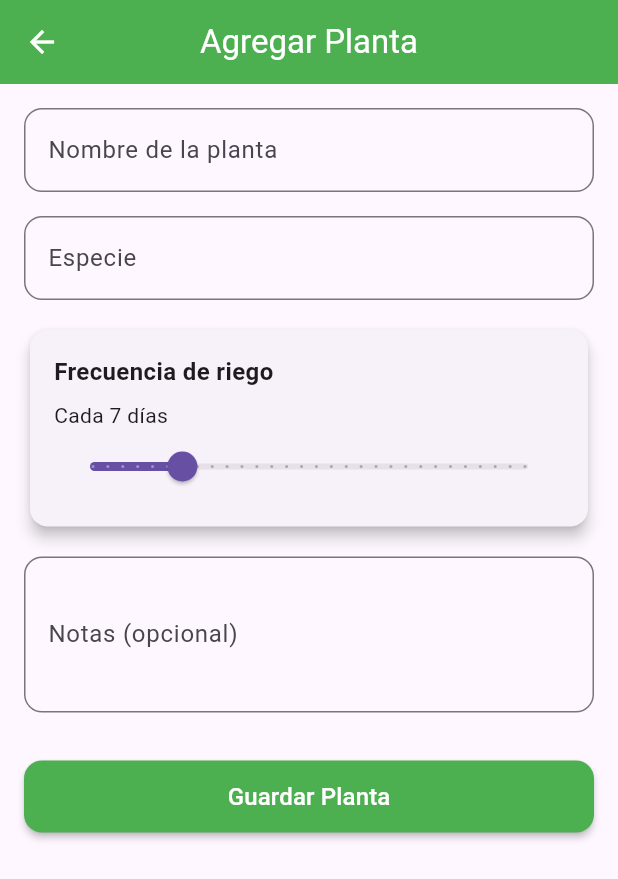
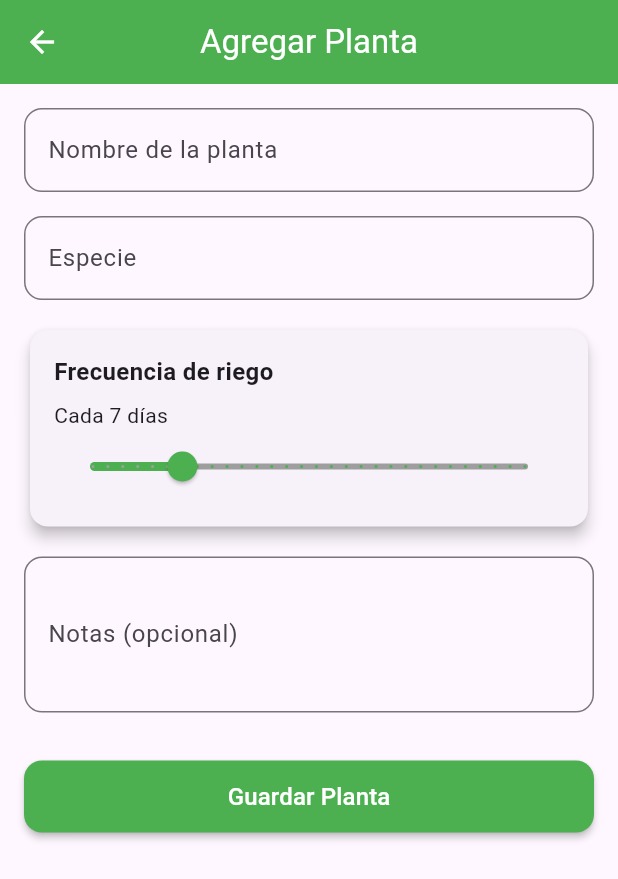
Before and after one commit to leonardouwz/Parmenia_FloweDex, a Flutter app: the AddPlantScreen screen opened directly, on a phone screen of 412 x 824 dp. Shown: the top 879 px of the screen. Run offline on Flutter 3.47's test engine with Material 3 defaults, Android fonts, the light colour scheme and no system bars; our stand-ins replace cloud_firestore, firebase_auth, firebase_core; accounts and stored records are empty.

Commit message:
Cambiando color de deslizador en add_plant_screen.dart

```diff
--- a/app_flowerdex/lib/screens/add_plant_screen.dart
+++ b/app_flowerdex/lib/screens/add_plant_screen.dart
@@ -126,6 +126,8 @@ class _AddPlantScreenState extends State<AddPlantScreen> {
                         min: 1,
                         max: 30,
                         divisions: 29,
+                        activeColor: Colors.green,
+                        inactiveColor: Colors.grey,
                         label: '$_wateringFrequency días',
                         onChanged: (value) {
                           setState(() {
```
